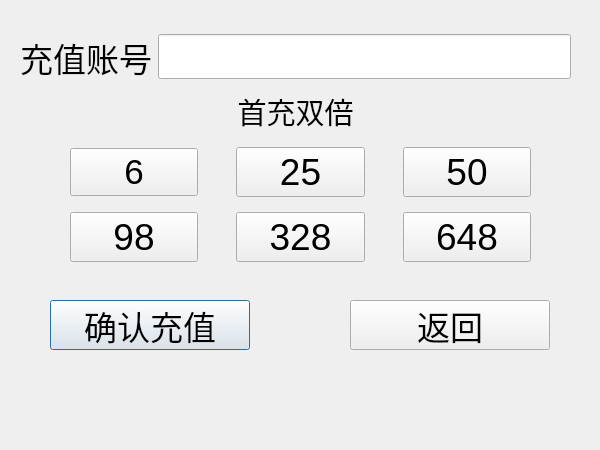
This is ui/TopUp.ui in YeshengSu/MapleStroyStarter as Qt 5 draws it before an edit. The edited form follows.
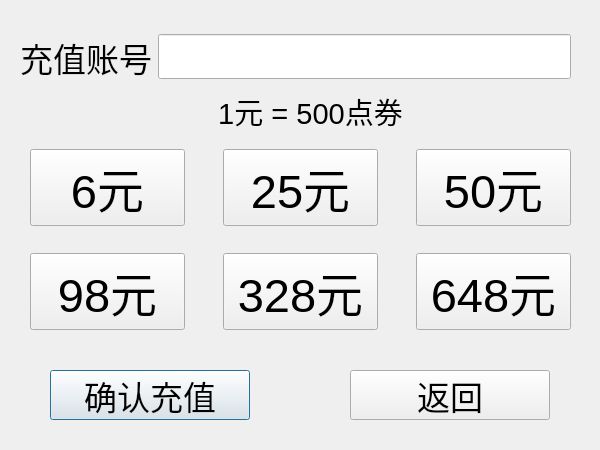
This is the edited form. Icons and pictures are not drawn.

```diff
--- a/ui/TopUp.ui
+++ b/ui/TopUp.ui
@@ -29,7 +29,7 @@
    <property name="geometry">
     <rect>
      <x>350</x>
-     <y>300</y>
+     <y>370</y>
      <width>200</width>
      <height>50</height>
     </rect>
@@ -47,7 +47,7 @@
    <property name="geometry">
     <rect>
      <x>50</x>
-     <y>300</y>
+     <y>370</y>
      <width>200</width>
      <height>50</height>
     </rect>
@@ -67,9 +67,9 @@
   <widget class="QLabel" name="Tipslabel">
    <property name="geometry">
     <rect>
-     <x>210</x>
+     <x>140</x>
      <y>80</y>
-     <width>171</width>
+     <width>341</width>
      <height>63</height>
     </rect>
    </property>
@@ -79,7 +79,7 @@
     </font>
    </property>
    <property name="text">
-    <string>首充双倍</string>
+    <string>1元 = 500点券</string>
    </property>
    <property name="alignment">
     <set>Qt::AlignCenter</set>
@@ -121,10 +121,10 @@
   <widget class="QWidget" name="layoutWidget">
    <property name="geometry">
     <rect>
-     <x>70</x>
-     <y>140</y>
-     <width>461</width>
-     <height>131</height>
+     <x>30</x>
+     <y>130</y>
+     <width>541</width>
+     <height>221</height>
     </rect>
    </property>
    <layout class="QGridLayout" name="gridLayout">
@@ -138,11 +138,11 @@
      <widget class="QPushButton" name="Top328Button">
       <property name="font">
        <font>
-        <pointsize>28</pointsize>
+        <pointsize>35</pointsize>
        </font>
       </property>
       <property name="text">
-       <string>328</string>
+       <string>328元</string>
       </property>
       <property name="checkable">
        <bool>true</bool>
@@ -156,11 +156,11 @@
      <widget class="QPushButton" name="Top98Button">
       <property name="font">
        <font>
-        <pointsize>28</pointsize>
+        <pointsize>35</pointsize>
        </font>
       </property>
       <property name="text">
-       <string>98</string>
+       <string>98元</string>
       </property>
       <property name="checkable">
        <bool>true</bool>
@@ -174,11 +174,11 @@
      <widget class="QPushButton" name="Top50Button">
       <property name="font">
        <font>
-        <pointsize>28</pointsize>
+        <pointsize>35</pointsize>
        </font>
       </property>
       <property name="text">
-       <string>50</string>
+       <string>50元</string>
       </property>
       <property name="checkable">
        <bool>true</bool>
@@ -192,11 +192,11 @@
      <widget class="QPushButton" name="Top6Button">
       <property name="font">
        <font>
-        <pointsize>26</pointsize>
+        <pointsize>35</pointsize>
        </font>
       </property>
       <property name="text">
-       <string>6</string>
+       <string>6元</string>
       </property>
       <property name="checkable">
        <bool>true</bool>
@@ -210,11 +210,11 @@
      <widget class="QPushButton" name="Top25Button">
       <property name="font">
        <font>
-        <pointsize>28</pointsize>
+        <pointsize>35</pointsize>
        </font>
       </property>
       <property name="text">
-       <string>25</string>
+       <string>25元</string>
       </property>
       <property name="checkable">
        <bool>true</bool>
@@ -228,11 +228,11 @@
      <widget class="QPushButton" name="Top648Button">
       <property name="font">
        <font>
-        <pointsize>28</pointsize>
+        <pointsize>35</pointsize>
        </font>
       </property>
       <property name="text">
-       <string>648</string>
+       <string>648元</string>
       </property>
       <property name="checkable">
        <bool>true</bool>
```
Left out of the diff: 4 changed lines with no effect on the pictures.
